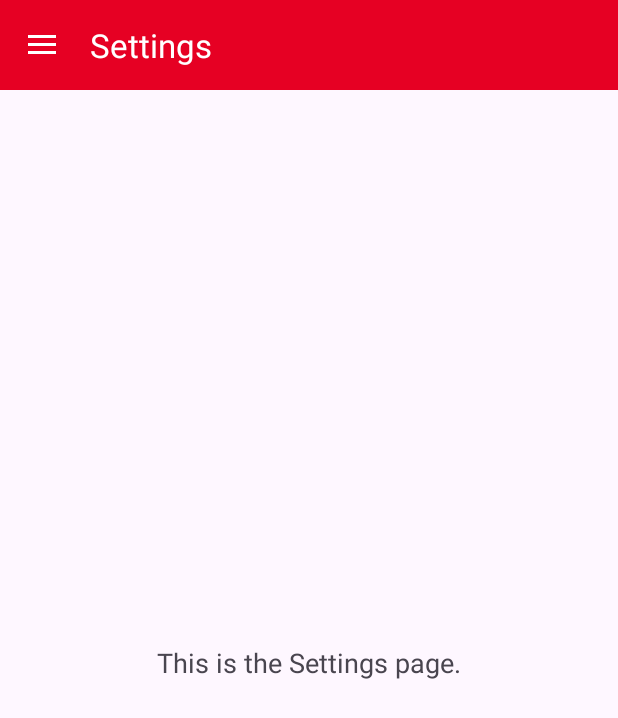
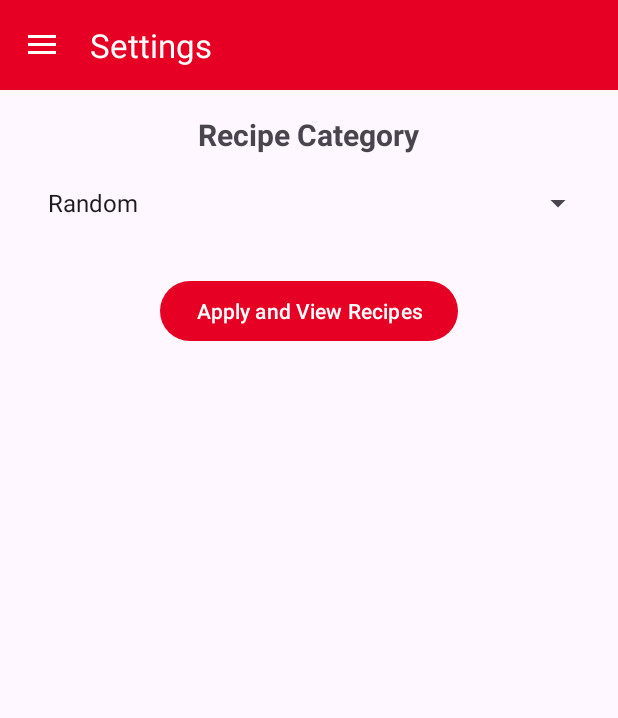
Before and after one commit to TJNgobeni/Open-Source-, an Android app: the SettingsFragment screen opened through its navigation route, in the side drawer, after a tap on "Settings", on a phone screen of 412 x 824 dp. Shown: the top 718 px of the screen. Run offline under Robolectric (Android 15) with nearby library versions, the light colour scheme and no system bars; our stand-ins replace Firebase (no records; nobody signed in at launch, a user with empty details on screens opened directly), navigation-ui; network calls fail; pictures from the network do not load.

Commit message:
Category function added

```diff
--- a/app/src/main/java/com/example/recipeapp/HomeFragment.kt
+++ b/app/src/main/java/com/example/recipeapp/HomeFragment.kt
@@ -1,5 +1,6 @@
 package com.example.recipeapp
 
+import android.content.Context
 import android.os.Bundle
 import androidx.fragment.app.Fragment
 import android.view.LayoutInflater
@@ -31,9 +32,9 @@ class HomeFragment : Fragment() {
         inflater: LayoutInflater, container: ViewGroup?,
         savedInstanceState: Bundle?
     ): View? {
-        val view = inflater.inflate(R.layout.fragment_recipe_list, container, false)
-        recyclerView = view.findViewById(R.id.recipe_recycler_view)
-        progressBar = view.findViewById(R.id.recipe_progress_bar)
+        val view = inflater.inflate(R.layout.fragment_home, container, false)
+        recyclerView = view.findViewById(R.id.home_recipe_recycler_view)
+        progressBar = view.findViewById(R.id.home_progress_bar)
         return view
     }
 
@@ -44,7 +45,7 @@ class HomeFragment : Fragment() {
         val recipeRepository = RecipeRepository(apiService)
         val factory = RecipeViewModelFactory(recipeRepository)
 
-        recipeViewModel = ViewModelProvider(this, factory).get(RecipeViewModel::class.java)
+        recipeViewModel = ViewModelProvider(requireActivity(), factory).get(RecipeViewModel::class.java)
 
         // Initialize the adapter with an empty list first
         recipeAdapter = RecipeAdapter(emptyList())
@@ -52,24 +53,31 @@ class HomeFragment : Fragment() {
         recyclerView.layoutManager = gridLayoutManager
         recyclerView.adapter = recipeAdapter
 
+        val sharedPref = activity?.getSharedPreferences("RecipeAppPrefs", Context.MODE_PRIVATE)
+        val savedCategory = sharedPref?.getString("SELECTED_CATEGORY", "random") ?: "random"
+
         recyclerView.addOnScrollListener(object : RecyclerView.OnScrollListener() {
             override fun onScrolled(recyclerView: RecyclerView, dx: Int, dy: Int) {
                 super.onScrolled(recyclerView, dx, dy)
-
                 val visibleItemCount = gridLayoutManager.childCount
                 val totalItemCount = gridLayoutManager.itemCount
                 val firstVisibleItemPosition = gridLayoutManager.findFirstVisibleItemPosition()
 
-                // Check if we're near the end of the list
-                if (!recipeViewModel.isLoading.value!! && (visibleItemCount + firstVisibleItemPosition) >= totalItemCount && firstVisibleItemPosition >= 0) {
-                    // We've reached the end, load more recipes!
-                    recipeViewModel.loadRecipes()
+                val isLoading = recipeViewModel.isLoading.value ?: false
+                if (!isLoading && (visibleItemCount + firstVisibleItemPosition) >= totalItemCount && firstVisibleItemPosition >= 0) {
+                    // Always pass the category when loading more
+                    recipeViewModel.loadRecipes(savedCategory)
                 }
             }
         })
-        // Observe recipes LiveData with explicit type
-        recipeViewModel.recipes.observe(viewLifecycleOwner, Observer { recipes: List<Recipe> ->
-            recipeAdapter.updateRecipes(recipes) // A new method we will add to the adapter
+
+        recipeViewModel.recipes.observe(viewLifecycleOwner, Observer { recipes ->
+            recipeAdapter.updateRecipes(recipes ?: emptyList())
+
+            // If the list is empty, trigger the initial load with the category
+            if (recipes.isNullOrEmpty()) {
+                recipeViewModel.loadRecipes(savedCategory)
+            }
         })
 
         recipeViewModel.errorMessage.observe(viewLifecycleOwner, Observer { errorMessage: String ->
--- a/app/src/main/java/com/example/recipeapp/SettingsFragment.kt
+++ b/app/src/main/java/com/example/recipeapp/SettingsFragment.kt
@@ -1,19 +1,66 @@
 package com.example.recipeapp
 
+import android.content.Context
 import android.os.Bundle
 import androidx.fragment.app.Fragment
 import android.view.LayoutInflater
 import android.view.View
 import android.view.ViewGroup
+import android.widget.ArrayAdapter
+import android.widget.Button
+import android.widget.Spinner
+import androidx.lifecycle.ViewModelProvider
+import androidx.navigation.fragment.findNavController
+import com.example.recipeapp.viewmodel.RecipeViewModel
 
 class SettingsFragment : Fragment() {
+
+    private lateinit var categorySpinner: Spinner
+    private lateinit var recipeViewModel: RecipeViewModel
 
     override fun onCreateView(
         inflater: LayoutInflater, container: ViewGroup?,
         savedInstanceState: Bundle?
     ): View? {
         // Inflate the layout for this fragment
-        return inflater.inflate(R.layout.fragment_settings, container, false)
+        val view = inflater.inflate(R.layout.fragment_settings, container, false)
+
+        recipeViewModel =
+            ViewModelProvider(requireActivity()).get(RecipeViewModel::class.java)
+        categorySpinner = view.findViewById(R.id.category_spinner)
+        val applyButton = view.findViewById<Button>(R.id.apply_settings_button)
+
+        // Setup the dropdown menu
+        setupSpinner()
+
+        applyButton.setOnClickListener {
+            // Get selected category
+            val selectedCategory = categorySpinner.selectedItem.toString().lowercase()
+
+            // Save the selected category to SharedPreferences
+            val sharedPref = activity?.getSharedPreferences("RecipeAppPrefs", Context.MODE_PRIVATE)
+                ?: return@setOnClickListener
+            with(sharedPref.edit()) {
+                putString("SELECTED_CATEGORY", selectedCategory)
+                apply()
+            }
+
+            recipeViewModel.loadRecipes(selectedCategory)
+            // Navigate back to the Home screen to see the new recipes
+            findNavController().navigate(R.id.nav_home)
+        }
+
+        return view
     }
 
+    private fun setupSpinner() {
+        // Define the categories. "Random" will have no tag.
+        val categories = arrayOf("Random", "Main Course", "Dessert", "Salad", "Breakfast", "Soup")
+        // Create an adapter for the spinner
+        val adapter =
+            ArrayAdapter(requireContext(), android.R.layout.simple_spinner_item, categories)
+        adapter.setDropDownViewResource(android.R.layout.simple_spinner_dropdown_item)
+        categorySpinner.adapter = adapter
+
+    }
 }
--- a/app/src/main/java/com/example/recipeapp/model/RecipeRepository.kt
+++ b/app/src/main/java/com/example/recipeapp/model/RecipeRepository.kt
@@ -4,9 +4,9 @@ import com.example.recipeapp.network.SpoonacularApiService
 
 class RecipeRepository(private val apiService: SpoonacularApiService) {
 
-    suspend fun getRecipes(page: Int): List<Recipe> {
+    suspend fun getRecipes(page: Int, tags: String?): List<Recipe> {
         return try {
-            val response = apiService.getRandomRecipes(number = 10, page = page)
+            val response = apiService.getRandomRecipes(number = 10, page = page, tags = tags)
             response.recipes
         } catch (e: Exception) {
             println("Error fetching recipes: ${e.message}")
--- a/app/src/main/java/com/example/recipeapp/network/SpoonacularApiService.kt
+++ b/app/src/main/java/com/example/recipeapp/network/SpoonacularApiService.kt
@@ -10,7 +10,8 @@ interface SpoonacularApiService {
     @GET("recipes/random")
     suspend fun getRandomRecipes(
         @Query("number") number: Int = 10,
-        @Query("page") page: Int
+        @Query("page") page: Int,
+        @Query("tags") tags: String?
     ): RecipeResponse
 
     @GET("recipes/{id}/information")
--- a/app/src/main/java/com/example/recipeapp/viewmodel/RecipeViewModel.kt
+++ b/app/src/main/java/com/example/recipeapp/viewmodel/RecipeViewModel.kt
@@ -24,20 +24,23 @@ class RecipeViewModel(private val repository: RecipeRepository) : ViewModel() {
 
     private var currentPage = 1
     private var isFetching = false
+    private var currentCategory: String? = null
 
-    init {
-        loadRecipes()
-    }
-
-    fun loadRecipes() {
+    fun loadRecipes(category: String?) {
+        viewModelScope.launch {
+        // If the category has changed, reset the list and page number
+        if (category != currentCategory) {
+            currentPage = 1
+            _recipes.postValue(emptyList()) // Clear the list on UI
+            currentCategory = category
+        }
         // Prevent multiple simultaneous requests
-        if (isFetching) return
+        if (isFetching) return@launch
         isFetching = true
 
-        viewModelScope.launch {
             _isLoading.postValue(true)
             try {
-                val newRecipes = repository.getRecipes(currentPage)
+                val tags = if (category.equals("random", ignoreCase = true)) null else category;                val newRecipes = repository.getRecipes(currentPage, tags)
                 if (newRecipes.isNotEmpty()) {
                     // Get the current list, or an empty list if it's the first time
                     val currentList = _recipes.value ?: emptyList()
--- a/app/src/main/res/layout/fragment_recipe_details.xml
+++ b/app/src/main/res/layout/fragment_recipe_details.xml
@@ -69,14 +69,5 @@
             android:textSize="16sp"
             tools:text="1. Mix flour and eggs.\n2. Add milk and stir.\n3. Cook on a pan." />
 
-        <TextView
-            android:id="@+id/recipe_source_url"
-            android:layout_width="match_parent"
-            android:layout_height="wrap_content"
-            android:layout_marginTop="16dp"
-            android:autoLink="web"
-            android:textSize="14sp"
-            tools:text="Source URL" />
-
     </LinearLayout>
 </ScrollView>
--- a/app/src/main/res/layout/fragment_settings.xml
+++ b/app/src/main/res/layout/fragment_settings.xml
@@ -1,15 +1,32 @@
 <?xml version="1.0" encoding="utf-8"?>
-<RelativeLayout xmlns:android="http://schemas.android.com/apk/res/android"
-    xmlns:tools="http://schemas.android.com/tools"
-    android:layout_width="match_parent"
+<LinearLayout xmlns:android="http://schemas.android.com/apk/res/android"
+    xmlns:tools="http://schemas.android.com/tools"    android:layout_width="match_parent"
     android:layout_height="match_parent"
+    android:orientation="vertical"
+    android:padding="16dp"
+    android:gravity="center_horizontal"
     tools:context=".SettingsFragment">
 
     <TextView
         android:layout_width="wrap_content"
         android:layout_height="wrap_content"
-        android:text="This is the Settings page."
-        android:textSize="18sp"
-        android:layout_centerInParent="true"/>
+        android:text="Recipe Category"
+        android:textSize="20sp"
+        android:textStyle="bold"
+        android:layout_marginBottom="8dp"/>
 
-</RelativeLayout>
+    <Spinner
+        android:id="@+id/category_spinner"
+        android:layout_width="match_parent"
+        android:layout_height="wrap_content"
+        android:minHeight="48dp"
+        android:padding="8dp"/>
+
+    <Button
+        android:id="@+id/apply_settings_button"
+        android:layout_width="wrap_content"
+        android:layout_height="wrap_content"
+        android:text="Apply and View Recipes"
+        android:layout_marginTop="24dp"/>
+
+</LinearLayout>
```
